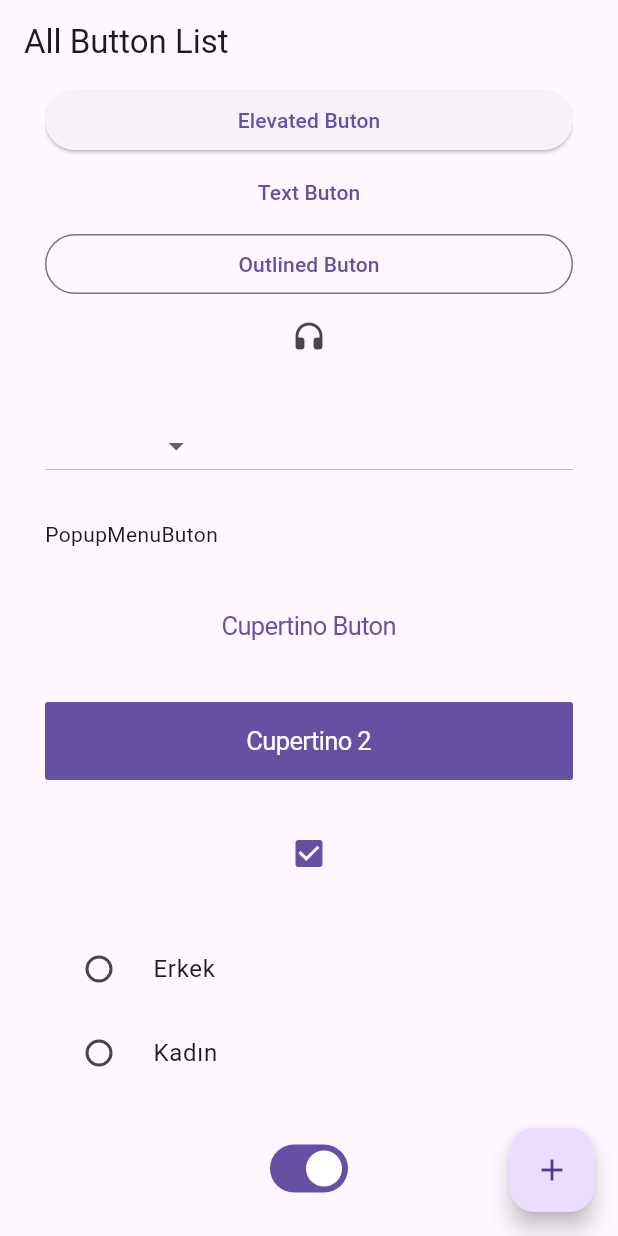
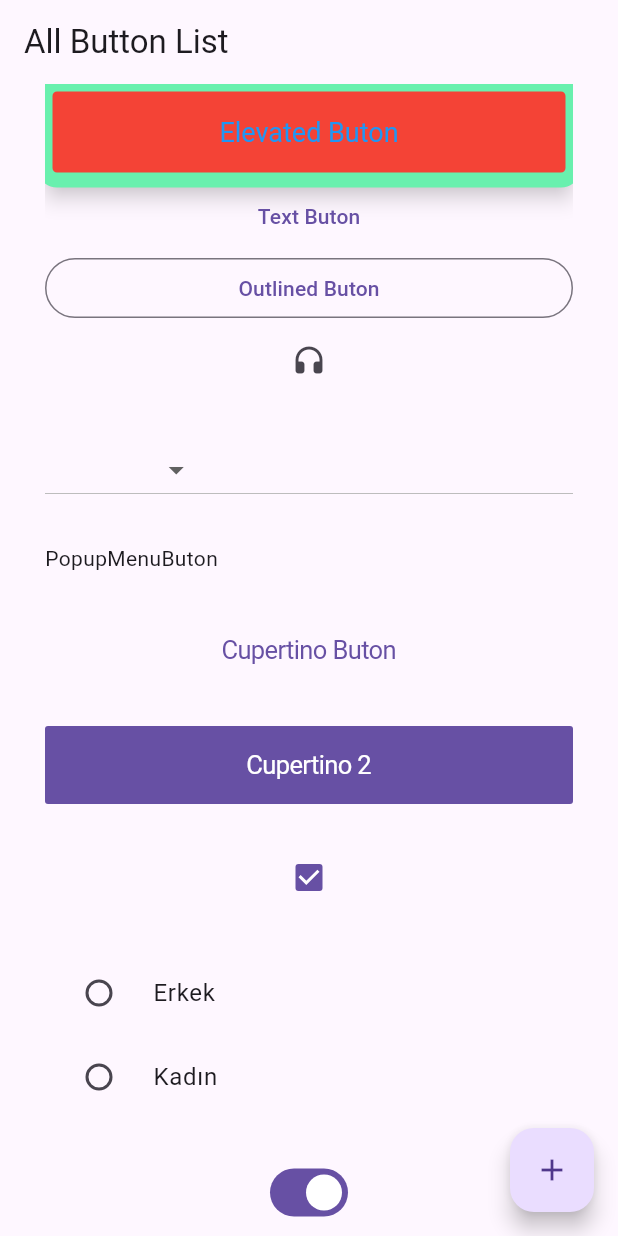
Before and after one commit to Toytekin/ready_companenet_flutter, a Flutter app: the screen it shows after launch, on a phone screen of 412 x 824 dp. Run offline on Flutter 3.47's test engine with Material 3 defaults, Android fonts, the phone set to English and light mode, and no system bars.

Commit message:
elevated buton companent

```diff
--- a/lib/butons/butonlist.dart
+++ b/lib/butons/butonlist.dart
@@ -12,6 +12,8 @@ class _ButonListState extends State<ButonList> {
   final _appbarTitle = 'All Button List';
   final _elevatedButon = 'Elevated Buton';
   final _elevatedButonClick = 'Elevated Buton Click';
+  final MaterialStatesController _materialStatesController =
+      MaterialStatesController();
 
   final _textButon = 'Text Buton';
   final _textButonClick = 'Text Buton Click';
@@ -325,6 +327,63 @@ class _ButonListState extends State<ButonList> {
 
   ElevatedButton eleveteedButon(String dat) {
     return ElevatedButton(
+      // Sayfa açıldığında otomatik butona odaklanmasını sağlar
+      autofocus: true,
+      //widgetın sınırlamasını ayarlar
+      //? clipBehavior: Clip.antiAlias,
+
+      // mause butonun üzerine gelince yapılacakları gösterrir
+      //? onHover: (isHovering) {
+      //   // Düğmenin üzerine gelindiğinde veya üzerinden çıkıldığında gerçekleştirilecek işlev
+      //   if (isHovering) {
+      //     // Düğmenin üzerine gelindiğinde yapılacak işlemler
+      //     print('Düğmenin üzerine gelindi');
+      //   } else {
+      //     // Düğmenin üzerinden çıkıldığında yapılacak işlemler
+      //     print('Düğmenin üzerinden çıkıldı');
+      //   }
+      // },
+
+      //BUTONA UZUN TIKLAMA
+      //? onLongPress: ,
+
+      statesController: _materialStatesController,
+      style: ElevatedButton.styleFrom(
+        shadowColor: Colors.black, // Gölgelendirme rengi
+        elevation: 4, // Düğme yüksekliği
+        padding: const EdgeInsets.symmetric(
+            vertical: 16, horizontal: 24), // İçerik dolgusu
+        shape: RoundedRectangleBorder(
+          borderRadius: BorderRadius.circular(8), // Düğme kenar yuvarlaklığı
+          side: const BorderSide(
+              color: Colors.black, width: 2), // Kenarlık oluşturur
+        ),
+        minimumSize: const Size(120, 48), // Minimum düğme boyutu
+        fixedSize: const Size(200, 64), // Sabit düğme boyutu
+        textStyle: const TextStyle(fontSize: 18), // Düğme metin stili
+        alignment:
+            Alignment.center, // Düğme içeriğini düğmenin ortasına hizalar
+        tapTargetSize: MaterialTapTargetSize.shrinkWrap, // Dokunma hedef boyutu
+        animationDuration:
+            const Duration(milliseconds: 200), // Animasyon süresi
+        enableFeedback: true, // Geribildirim etkinleştirme
+
+        visualDensity: VisualDensity.standard, // Görüntü yoğunluğu
+        backgroundColor: Colors.red, // Arkaplan rengi
+        disabledBackgroundColor:
+            Colors.green, // Devre dışı bırakıldığında düğmenin arka plan rengi
+        disabledForegroundColor: Colors
+            .yellowAccent, // Devre dışı bırakıldığında düğmenin ön plan rengi
+        foregroundColor: Colors.blue, // Düğmenin ön plan rengi (metin rengi)
+        side: const BorderSide(
+          color: Colors.greenAccent, // Kenar çizgisi rengi
+          strokeAlign:
+              0, // Çizgi çizilirken kullanılan koordinat sisteminin hizalanması
+          style:
+              BorderStyle.solid, // Kenar çizgisi stili (kesikli, sürekli, vb.)
+          width: 10, // Kenar çizgisi kalınlığı
+        ),
+      ),
       onPressed: () {
         debugPrint(dat);
       },
@@ -354,8 +413,6 @@ class _ButonListState extends State<ButonList> {
 }
 
 
-
-
 // ElevatedButton: Yükseltilmiş bir düğme oluşturur. Material Design stilinde bir düğmedir.
 
 // TextButton: Metin tabanlı bir düğme oluşturur. Genellikle içeriği daha az belirgin olan durumlarda tercih edilir.
@@ -372,7 +429,6 @@ class _ButonListState extends State<ButonList> {
 
 // CupertinoButton: iOS stiline uygun bir düğme oluşturur. iOS uygulamalarında kullanılan standart düğmelerle uyumlu olması için tasarlanmıştır.
 
-
 // Checkbox: Kullanıcının bir onay kutusunu işaretleyip işaretlememesini sağlar.
 // RadioButton: Kullanıcının bir listeden yalnızca bir öğeyi seçmesini sağlar.
 // Switch: Kullanıcının bir anahtar değiştiriciyi açıp kapatmasını sağlar.
```
